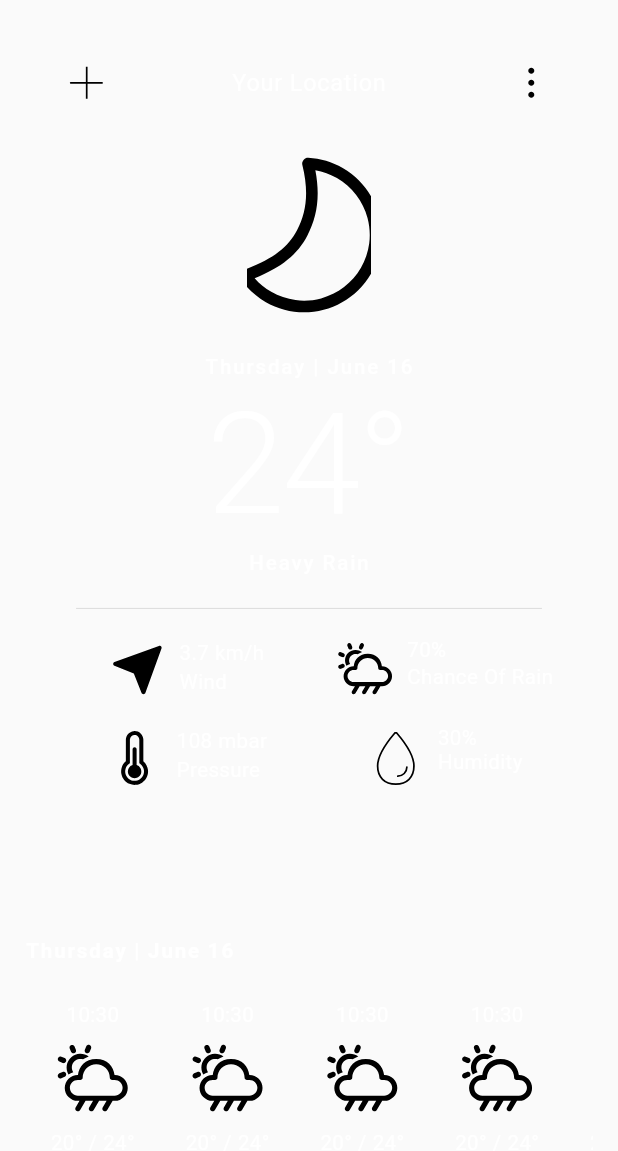
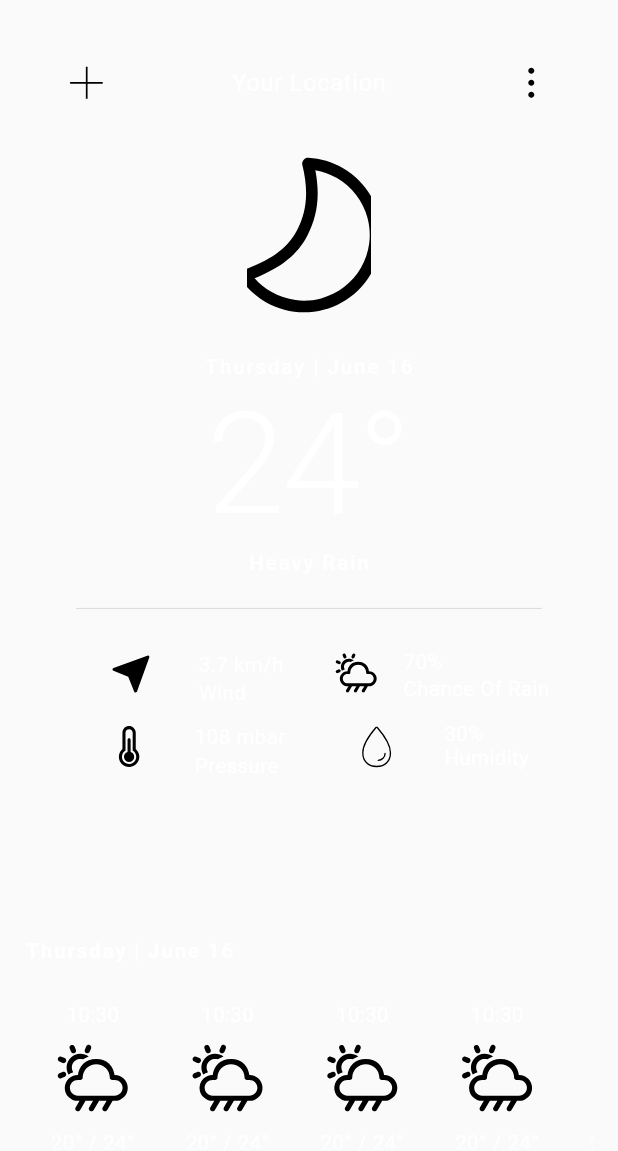
Before and after one commit to adryanev/weather, a Flutter app: the screen it shows after launch, on a phone screen of 412 x 824 dp. Shown: the top 1151 px of the screen. Run offline on Flutter 3.47's test engine with Material 2 defaults, Android fonts, the light colour scheme and no system bars; our stand-ins replace bloc, dartz, dio, equatable, firebase_core, firebase_remote_config and 13 more; accounts and stored records are empty; generated files the repository leaves out were written again.

Commit message:
fixing info home card

```diff
--- a/lib/features/weather/presentation/widgets/current_weather_info.dart
+++ b/lib/features/weather/presentation/widgets/current_weather_info.dart
@@ -17,11 +17,12 @@ class CurrentWeatherInfo extends StatelessWidget {
       child: GridView.count(
         shrinkWrap: true,
         crossAxisCount: 2,
-        childAspectRatio: 4,
+        childAspectRatio: 5,
         mainAxisSpacing: 16.h,
+        padding: EdgeInsets.symmetric(vertical: 8.h, horizontal: 8.w),
         children: [
           Row(
-            mainAxisAlignment: MainAxisAlignment.center,
+            mainAxisAlignment: MainAxisAlignment.spaceEvenly,
             crossAxisAlignment: CrossAxisAlignment.start,
             children: [
               Assets.icons.locationCurrent.svg(
@@ -37,7 +38,7 @@ class CurrentWeatherInfo extends StatelessWidget {
             ],
           ),
           Row(
-            mainAxisAlignment: MainAxisAlignment.center,
+            mainAxisAlignment: MainAxisAlignment.spaceEvenly,
             crossAxisAlignment: CrossAxisAlignment.start,
             children: [
               Assets.icons.fluentWeatherRainShowersDay24Regular.svg(
@@ -53,7 +54,7 @@ class CurrentWeatherInfo extends StatelessWidget {
             ],
           ),
           Row(
-            mainAxisAlignment: MainAxisAlignment.center,
+            mainAxisAlignment: MainAxisAlignment.spaceEvenly,
             crossAxisAlignment: CrossAxisAlignment.start,
             children: [
               Assets.icons.temperature.svg(
@@ -69,7 +70,7 @@ class CurrentWeatherInfo extends StatelessWidget {
             ],
           ),
           Row(
-            mainAxisAlignment: MainAxisAlignment.center,
+            mainAxisAlignment: MainAxisAlignment.spaceEvenly,
             crossAxisAlignment: CrossAxisAlignment.start,
             children: [
               Assets.icons.ionWaterOutline.svg(
```
